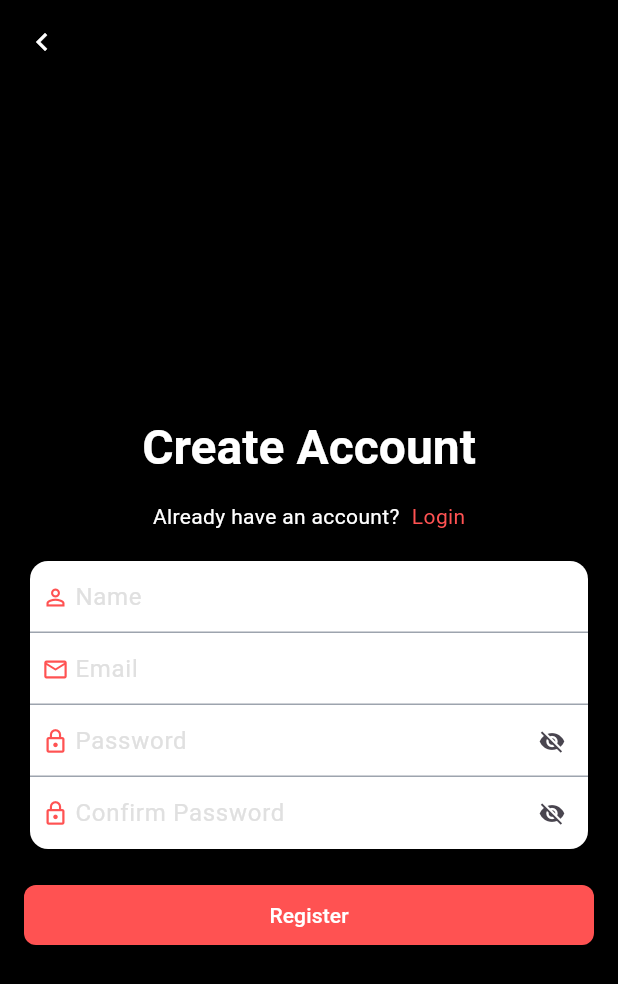
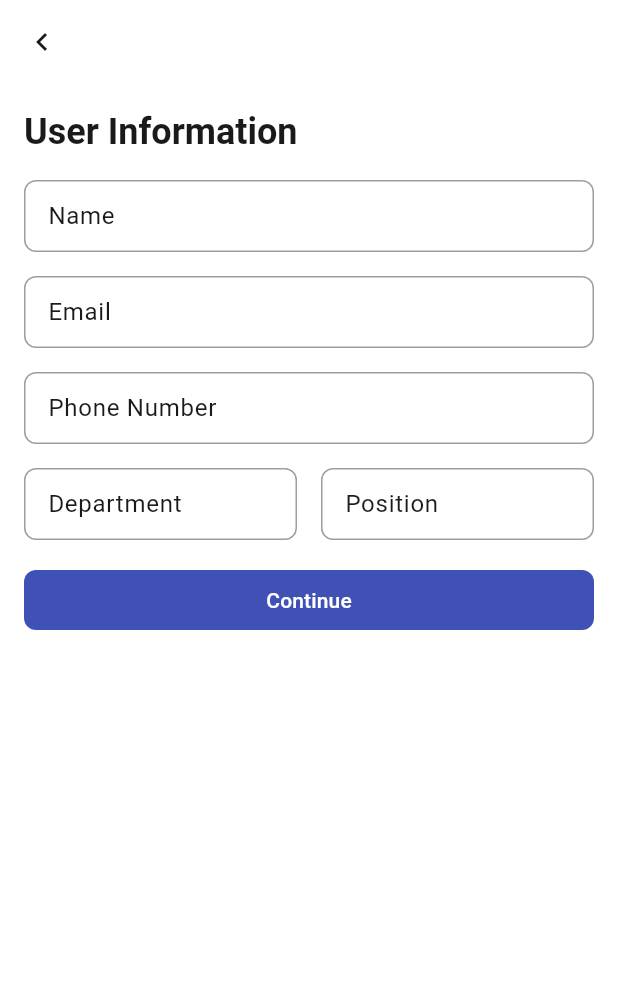
Before and after one commit to Zer0-01/flutter-ims, a Flutter app: the screen it shows after launch, after a tap on "Sign Up", on a phone screen of 412 x 824 dp. Shown: the top 984 px of the screen. Run offline on Flutter 3.47's test engine with Material 3 defaults, Android fonts, the phone set to English and light mode, and no system bars; our stand-ins replace adaptive_theme, auto_route, dio, equatable, flutter_bloc, flutter_secure_storage and 2 more.

Commit message:
feat: user informatino screen

```diff
--- a/lib/l10n/app_en.arb
+++ b/lib/l10n/app_en.arb
@@ -47,5 +47,23 @@
     "you_can_now_log_in_and_start_exploring": "You can now log in and start exploring.",
     "@you_can_now_log_in_and_start_exploring": {},
     "continue_to_login": "Continue to Login",
-    "@continue_to_login": {}
+    "@continue_to_login": {},
+    "user_information": "User Information",
+    "@user_information": {},
+    "phone_number": "Phone Number",
+    "@phone_number": {},
+    "eg_john_doe": "e.g. John Doe",
+    "@eg_john_doe": {},
+    "eg_60123456789": "e.g. +60123456789",
+    "@eg_60123456789": {},
+    "eg_johndoemailcom": "e.g. qX9lM@example.com",
+    "@eg_johndoemailcom": {},
+    "optional": "Optional",
+    "@optional": {},
+    "department": "Department",
+    "@department": {},
+    "position": "Position",
+    "@position": {},
+    "continue_string": "Continue",
+    "@continue_string": {}
 }
--- a/lib/l10n/app_localizations.dart
+++ b/lib/l10n/app_localizations.dart
@@ -238,6 +238,60 @@ abstract class AppLocalizations {
   /// In en, this message translates to:
   /// **'Continue to Login'**
   String get continue_to_login;
+
+  /// No description provided for @user_information.
+  ///
+  /// In en, this message translates to:
+  /// **'User Information'**
+  String get user_information;
+
+  /// No description provided for @phone_number.
+  ///
+  /// In en, this message translates to:
+  /// **'Phone Number'**
+  String get phone_number;
+
+  /// No description provided for @eg_john_doe.
+  ///
+  /// In en, this message translates to:
+  /// **'e.g. John Doe'**
+  String get eg_john_doe;
+
+  /// No description provided for @eg_60123456789.
+  ///
+  /// In en, this message translates to:
+  /// **'e.g. +60123456789'**
+  String get eg_60123456789;
+
+  /// No description provided for @eg_johndoemailcom.
+  ///
+  /// In en, this message translates to:
+  /// **'e.g. qX9lM@example.com'**
+  String get eg_johndoemailcom;
+
+  /// No description provided for @optional.
+  ///
+  /// In en, this message translates to:
+  /// **'Optional'**
+  String get optional;
+
+  /// No description provided for @department.
+  ///
+  /// In en, this message translates to:
+  /// **'Department'**
+  String get department;
+
+  /// No description provided for @position.
+  ///
+  /// In en, this message translates to:
+  /// **'Position'**
+  String get position;
+
+  /// No description provided for @continue_string.
+  ///
+  /// In en, this message translates to:
+  /// **'Continue'**
+  String get continue_string;
 }
 
 class _AppLocalizationsDelegate extends LocalizationsDelegate<AppLocalizations> {
--- a/lib/l10n/app_localizations_en.dart
+++ b/lib/l10n/app_localizations_en.dart
@@ -79,4 +79,31 @@ class AppLocalizationsEn extends AppLocalizations {
 
   @override
   String get continue_to_login => 'Continue to Login';
+
+  @override
+  String get user_information => 'User Information';
+
+  @override
+  String get phone_number => 'Phone Number';
+
+  @override
+  String get eg_john_doe => 'e.g. John Doe';
+
+  @override
+  String get eg_60123456789 => 'e.g. +60123456789';
+
+  @override
+  String get eg_johndoemailcom => 'e.g. qX9lM@example.com';
+
+  @override
+  String get optional => 'Optional';
+
+  @override
+  String get department => 'Department';
+
+  @override
+  String get position => 'Position';
+
+  @override
+  String get continue_string => 'Continue';
 }
--- a/lib/l10n/app_localizations_ms.dart
+++ b/lib/l10n/app_localizations_ms.dart
@@ -79,4 +79,31 @@ class AppLocalizationsMs extends AppLocalizations {
 
   @override
   String get continue_to_login => 'Teruskan ke Log Masuk';
+
+  @override
+  String get user_information => 'Maklumat Pengguna';
+
+  @override
+  String get phone_number => 'Nombor Telefon';
+
+  @override
+  String get eg_john_doe => 'cth. John Doe';
+
+  @override
+  String get eg_60123456789 => 'cth. +60123456789';
+
+  @override
+  String get eg_johndoemailcom => 'e.g. qX9lM@example.com';
+
+  @override
+  String get optional => 'Pilihan';
+
+  @override
+  String get department => 'Jabatan';
+
+  @override
+  String get position => 'Jawatan';
+
+  @override
+  String get continue_string => 'Teruskan';
 }
--- a/lib/l10n/app_ms.arb
+++ b/lib/l10n/app_ms.arb
@@ -47,5 +47,23 @@
     "you_can_now_log_in_and_start_exploring": "Anda kini boleh log masuk dan mula meneroka.",
     "@you_can_now_log_in_and_start_exploring": {},
     "continue_to_login": "Teruskan ke Log Masuk",
-    "@continue_to_login": {}
+    "@continue_to_login": {},
+    "user_information": "Maklumat Pengguna",
+    "@user_information": {},
+    "phone_number": "Nombor Telefon",
+    "@phone_number": {},
+    "eg_john_doe": "cth. John Doe",
+    "@eg_john_doe": {},
+    "eg_60123456789": "cth. +60123456789",
+    "@eg_60123456789": {},
+    "eg_johndoemailcom": "e.g. qX9lM@example.com",
+    "@eg_johndoemailcom": {},
+    "optional": "Pilihan",
+    "@optional": {},
+    "department": "Jabatan",
+    "@department": {},
+    "position": "Jawatan",
+    "@position": {},
+    "continue_string": "Teruskan",
+    "@continue_string": {}
 }
--- a/lib/main/app.dart
+++ b/lib/main/app.dart
@@ -30,78 +30,45 @@ class App extends StatelessWidget {
     );
   }
 
-  ThemeData _buildDarkTheme() => ThemeData(
-    useMaterial3: false,
-    brightness: Brightness.dark,
-    primarySwatch: Colors.blueGrey,
-  );
+  ThemeData _buildDarkTheme() {
+    const darkColorScheme = ColorScheme(
+      brightness: Brightness.dark,
+      primary: Color(0xFF7986CB), // Lighter Indigo
+      onPrimary: Colors.black,
+      secondary: Color(0xFF4DB6AC), // Soft Teal
+      onSecondary: Colors.black,
+      error: Color(0xFFEF5350),
+      onError: Colors.black,
+      surface: Color(0xFF1E1E1E),
+      onSurface: Colors.white,
+      outline: Color(0xFF616161),
+    );
+    return ThemeData(
+      useMaterial3: false,
+      brightness: Brightness.dark,
+      colorScheme: darkColorScheme,
+    );
+  }
 
   ThemeData _buildLightTheme() {
-    const primary = Color(0xff079669); // brand primary
-    const onPrimary = Colors.white;
-
-    const secondary = Color(0xffd8f8e9); // subtle highlight
-    const onSecondary = Color(0xff004d34);
-
-    const tertiary = Color(0xfff7b500); // accent (warning / attention grabber)
-    const onTertiary = Colors.black;
-
-    const error = Color(0xffd32f2f);
-    const onError = Colors.white;
-
-    const surface = Colors.white;
-    const onSurface = Color(0xff1c1b1f);
-
-    // Neutrals / Outlines (for borders, dividers, disabled states)
-    const outline = Color(0xffd0d5dd); // light border gray
-    const outlineVariant = Color(0xff9da4ae); // darker border / focus rings
-    const shadow = Color(0x1F000000); // soft shadows
-
-    // Inverse (for dark text on light background and vice versa)
-    const inverseSurface = Color(0xff121212);
-    const onInverseSurface = Colors.white;
-    const inversePrimary = Color(0xff55c89d);
-
-    const colorScheme = ColorScheme(
+    const lightColorScheme = ColorScheme(
       brightness: Brightness.light,
-      primary: primary,
-      onPrimary: onPrimary,
-      primaryContainer: Color(0xffb4e9d5),
-      onPrimaryContainer: Color(0xff002116),
-
-      secondary: secondary,
-      onSecondary: onSecondary,
-      secondaryContainer: Color(0xffb9eedd),
-      onSecondaryContainer: Color(0xff00291b),
-
-      tertiary: tertiary,
-      onTertiary: onTertiary,
-      tertiaryContainer: Color(0xffffe08a),
-      onTertiaryContainer: Color(0xff281800),
-
-      error: error,
-      onError: onError,
-      errorContainer: Color(0xffffdad6),
-      onErrorContainer: Color(0xff410002),
-
-      surface: surface,
-      onSurface: onSurface,
-      surfaceContainerHighest: Color(0xfff0f3f5), // cards, containers
-      onSurfaceVariant: Color(0xff49454f),
-
-      outline: outline,
-      outlineVariant: outlineVariant,
-
-      shadow: shadow,
-      scrim: Color(0x33000000), // overlays / modal backgrounds
-
-      inverseSurface: inverseSurface,
-      onInverseSurface: onInverseSurface,
-      inversePrimary: inversePrimary,
-      surfaceTint: primary, // used in elevation overlays
+      primary: Color(0xFF3F51B5), // Indigo
+      onPrimary: Colors.white,
+      secondary: Color(0xFF26A69A), // Teal
+      onSecondary: Colors.white,
+      error: Color(0xFFD32F2F), // Red
+      onError: Colors.white,
+      surface: Colors.white,
+      onSurface: Color(0xFF1A1A1A),
+      outline: Color(0xFF9E9E9E),
     );
 
-    return ThemeData(useMaterial3: true, colorScheme: colorScheme);
+    return ThemeData(
+      useMaterial3: true,
+      brightness: Brightness.light,
+      colorScheme: lightColorScheme,
+    );
   }
 
   MultiBlocProvider _buildMultiBlocProvider(
--- /dev/null
+++ b/lib/presentation/common_widgets/app_text_form_field_widget.dart
@@ -0,0 +1,32 @@
+import 'package:flutter/material.dart';
+import 'package:flutter_ims/utils/extension.dart';
+
+class AppTextFormFieldWidget extends StatelessWidget {
+  final String label;
+  final String? hintText;
+  const AppTextFormFieldWidget({super.key, required this.label, this.hintText});
+
+  @override
+  Widget build(BuildContext context) {
+    return TextFormField(
+      decoration: InputDecoration(
+        isDense: true,
+
+        border: OutlineInputBorder(borderRadius: BorderRadius.circular(8)),
+        enabledBorder: OutlineInputBorder(
+          borderRadius: BorderRadius.circular(8),
+          borderSide: BorderSide(color: context.colorScheme.outline),
+        ),
+        focusedBorder: OutlineInputBorder(
+          borderRadius: BorderRadius.circular(8),
+        ),
+        errorBorder: OutlineInputBorder(borderRadius: BorderRadius.circular(8)),
+        hintText: hintText,
+        hintStyle: context.textTheme.bodyLarge?.copyWith(
+          color: context.colorScheme.outline,
+        ),
+        label: Text(label),
+      ),
+    );
+  }
+}
--- a/lib/presentation/screen/register/register_screen.dart
+++ b/lib/presentation/screen/register/register_screen.dart
@@ -1,8 +1,11 @@
 import 'package:auto_route/auto_route.dart';
 import 'package:flutter/material.dart';
-import 'package:flutter_ims/presentation/screen/register/widgets/login_widget.dart';
-import 'package:flutter_ims/presentation/screen/register/widgets/register_button_widget.dart';
-import 'package:flutter_ims/presentation/screen/register/widgets/register_form_widget.dart';
+import 'package:flutter_ims/presentation/screen/register/widgets/continue_button_widget.dart';
+import 'package:flutter_ims/presentation/screen/register/widgets/department_form_widget.dart';
+import 'package:flutter_ims/presentation/screen/register/widgets/email_form_widget.dart';
+import 'package:flutter_ims/presentation/screen/register/widgets/name_form_widget.dart';
+import 'package:flutter_ims/presentation/screen/register/widgets/phone_form_widget.dart';
+import 'package:flutter_ims/presentation/screen/register/widgets/position_form_widget.dart';
 import 'package:flutter_ims/presentation/screen/register/widgets/register_headline_widget.dart';
 
 class RegisterScreen extends StatefulWidget {
@@ -40,41 +43,37 @@ class _RegisterScreenState extends State<RegisterScreen> {
   @override
   Widget build(BuildContext context) {
     return Scaffold(
-      backgroundColor: Colors.black,
       appBar: AppBar(
-        backgroundColor: Colors.black,
         leading: IconButton(
           onPressed: () => context.router.pop(),
-          icon: const Icon(Icons.chevron_left, color: Colors.white),
+          icon: const Icon(Icons.chevron_left),
         ),
       ),
-      body: SafeArea(
-        child: Center(
+      body: SizedBox(
+        height: double.infinity,
         child: SingleChildScrollView(
           child: Form(
             key: _formKey,
-              child: Column(
-                mainAxisSize: MainAxisSize.min,
+            child: const Column(
               spacing: 16,
-                crossAxisAlignment: CrossAxisAlignment.center,
+              crossAxisAlignment: CrossAxisAlignment.start,
               children: [
-                  const RegisterHeadlineWidget(),
-                  const LoginWidget(),
-                  RegisterFormWidget(
-                    nameController: _nameController,
-                    emailController: _emailController,
-                    passwordController: _passwordController,
-                    confirmPasswordController: _confirmPasswordController,
-                  ),
-                  RegisterButtonWidget(
-                    nameController: _nameController,
-                    emailController: _emailController,
-                    passwordController: _passwordController,
-                    confirmPasswordController: _confirmPasswordController,
-                    formKey: _formKey,
-                  ),
+                RegisterHeadlineWidget(),
+                NameFormWidget(),
+                EmailFormWidget(),
+                PhoneFormWidget(),
+                Padding(
+                  padding: EdgeInsets.symmetric(horizontal: 16.0),
+                  child: Row(
+                    spacing: 16,
+                    children: [
+                      Expanded(child: DepartmentFormWidget()),
+                      Expanded(child: PositionFormWidget()),
                     ],
                   ),
+                ),
+                ContinueButtonWidget(),
+              ],
             ),
           ),
         ),
--- /dev/null
+++ b/lib/presentation/screen/register/widgets/continue_button_widget.dart
@@ -0,0 +1,25 @@
+import 'package:flutter/material.dart';
+import 'package:flutter_ims/utils/extension.dart';
+
+class ContinueButtonWidget extends StatelessWidget {
+  const ContinueButtonWidget({super.key});
+
+  @override
+  Widget build(BuildContext context) {
+    return Padding(
+      padding: const EdgeInsets.only(left: 16.0, bottom: 16, right: 16),
+      child: SizedBox(
+        width: double.infinity,
+        child: FilledButton(
+          style: FilledButton.styleFrom(
+            shape: RoundedRectangleBorder(
+              borderRadius: BorderRadius.circular(8),
+            ),
+          ),
+          onPressed: () {},
+          child: Text(context.l10n.continue_string),
+        ),
+      ),
+    );
+  }
+}
--- /dev/null
+++ b/lib/presentation/screen/register/widgets/department_form_widget.dart
@@ -0,0 +1,15 @@
+import 'package:flutter/material.dart';
+import 'package:flutter_ims/presentation/common_widgets/app_text_form_field_widget.dart';
+import 'package:flutter_ims/utils/extension.dart';
+
+class DepartmentFormWidget extends StatelessWidget {
+  const DepartmentFormWidget({super.key});
+
+  @override
+  Widget build(BuildContext context) {
+    return AppTextFormFieldWidget(
+      label: context.l10n.department,
+      hintText: context.l10n.eg_johndoemailcom,
+    );
+  }
+}
--- /dev/null
+++ b/lib/presentation/screen/register/widgets/email_form_widget.dart
@@ -0,0 +1,18 @@
+import 'package:flutter/material.dart';
+import 'package:flutter_ims/presentation/common_widgets/app_text_form_field_widget.dart';
+import 'package:flutter_ims/utils/extension.dart';
+
+class EmailFormWidget extends StatelessWidget {
+  const EmailFormWidget({super.key});
+
+  @override
+  Widget build(BuildContext context) {
+    return Padding(
+      padding: const EdgeInsets.symmetric(horizontal: 16.0),
+      child: AppTextFormFieldWidget(
+        label: context.l10n.email,
+        hintText: context.l10n.eg_johndoemailcom,
+      ),
+    );
+  }
+}
--- /dev/null
+++ b/lib/presentation/screen/register/widgets/name_form_widget.dart
@@ -0,0 +1,18 @@
+import 'package:flutter/material.dart';
+import 'package:flutter_ims/presentation/common_widgets/app_text_form_field_widget.dart';
+import 'package:flutter_ims/utils/extension.dart';
+
+class NameFormWidget extends StatelessWidget {
+  const NameFormWidget({super.key});
+
+  @override
+  Widget build(BuildContext context) {
+    return Padding(
+      padding: const EdgeInsets.symmetric(horizontal: 16.0),
+      child: AppTextFormFieldWidget(
+        label: context.l10n.name,
+        hintText: context.l10n.eg_john_doe,
+      ),
+    );
+  }
+}
--- /dev/null
+++ b/lib/presentation/screen/register/widgets/phone_form_widget.dart
@@ -0,0 +1,18 @@
+import 'package:flutter/material.dart';
+import 'package:flutter_ims/presentation/common_widgets/app_text_form_field_widget.dart';
+import 'package:flutter_ims/utils/extension.dart';
+
+class PhoneFormWidget extends StatelessWidget {
+  const PhoneFormWidget({super.key});
+
+  @override
+  Widget build(BuildContext context) {
+    return Padding(
+      padding: const EdgeInsets.symmetric(horizontal: 16.0),
+      child: AppTextFormFieldWidget(
+        label: context.l10n.phone_number,
+        hintText: context.l10n.eg_60123456789,
+      ),
+    );
+  }
+}
--- /dev/null
+++ b/lib/presentation/screen/register/widgets/position_form_widget.dart
@@ -0,0 +1,15 @@
+import 'package:flutter/material.dart';
+import 'package:flutter_ims/presentation/common_widgets/app_text_form_field_widget.dart';
+import 'package:flutter_ims/utils/extension.dart';
+
+class PositionFormWidget extends StatelessWidget {
+  const PositionFormWidget({super.key});
+
+  @override
+  Widget build(BuildContext context) {
+    return AppTextFormFieldWidget(
+      label: context.l10n.position,
+      hintText: context.l10n.eg_johndoemailcom,
+    );
+  }
+}
--- a/lib/presentation/screen/register/widgets/register_headline_widget.dart
+++ b/lib/presentation/screen/register/widgets/register_headline_widget.dart
@@ -7,11 +7,10 @@ class RegisterHeadlineWidget extends StatelessWidget {
   @override
   Widget build(BuildContext context) {
     return Padding(
-      padding: const EdgeInsets.only(left: 16.0, top: 32, right: 16),
+      padding: const EdgeInsets.only(left: 16.0, top: 16, right: 16),
       child: Text(
-        context.l10n.create_account,
-        style: Theme.of(context).textTheme.headlineLarge?.copyWith(
-          color: Colors.white,
+        context.l10n.user_information,
+        style: context.textTheme.headlineSmall?.copyWith(
           fontWeight: FontWeight.bold,
         ),
       ),
--- a/lib/utils/extension.dart
+++ b/lib/utils/extension.dart
@@ -1,6 +1,11 @@
-import 'package:flutter/widgets.dart';
+import 'package:flutter/material.dart';
 import 'package:flutter_ims/l10n/app_localizations.dart';
 
-extension AppLocalizationsX on BuildContext {
+extension AppContextX on BuildContext {
+  // Localization
   AppLocalizations get l10n => AppLocalizations.of(this)!;
+
+  // Theme
+  TextTheme get textTheme => Theme.of(this).textTheme;
+  ColorScheme get colorScheme => Theme.of(this).colorScheme;
 }
```
Also changed, not shown: 1 other file. Lines whose indentation alone changed are shown as unchanged.
